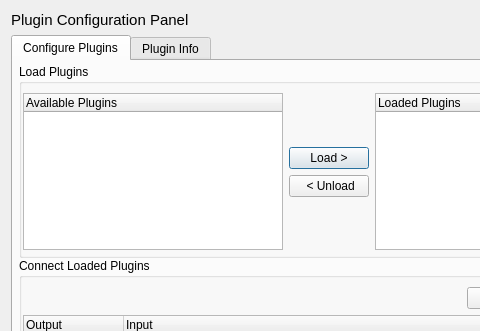
The window that NoobaFE/Forms/PluginsConfigUI.ui (noobavss/NoobaVSS) describes before a commit, drawn with Qt 5; both pictures show x 0 to 480 and y 0 to 331 of the 660 by 521 pixel window.
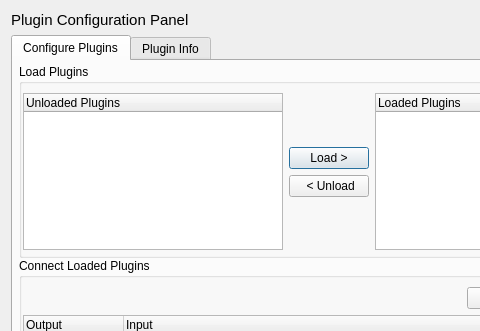
The same window after the commit.

Commit message: Plugin Configuration window partly completed. Can't establish plugin connections yet.

```diff
--- a/NoobaFE/Forms/PluginsConfigUI.ui
+++ b/NoobaFE/Forms/PluginsConfigUI.ui
@@ -99,7 +99,7 @@
               </property>
               <column>
                <property name="text">
-                <string>Available Plugins</string>
+                <string>Unloaded Plugins</string>
                </property>
               </column>
              </widget>
```
The commit also changes 17 other files.
